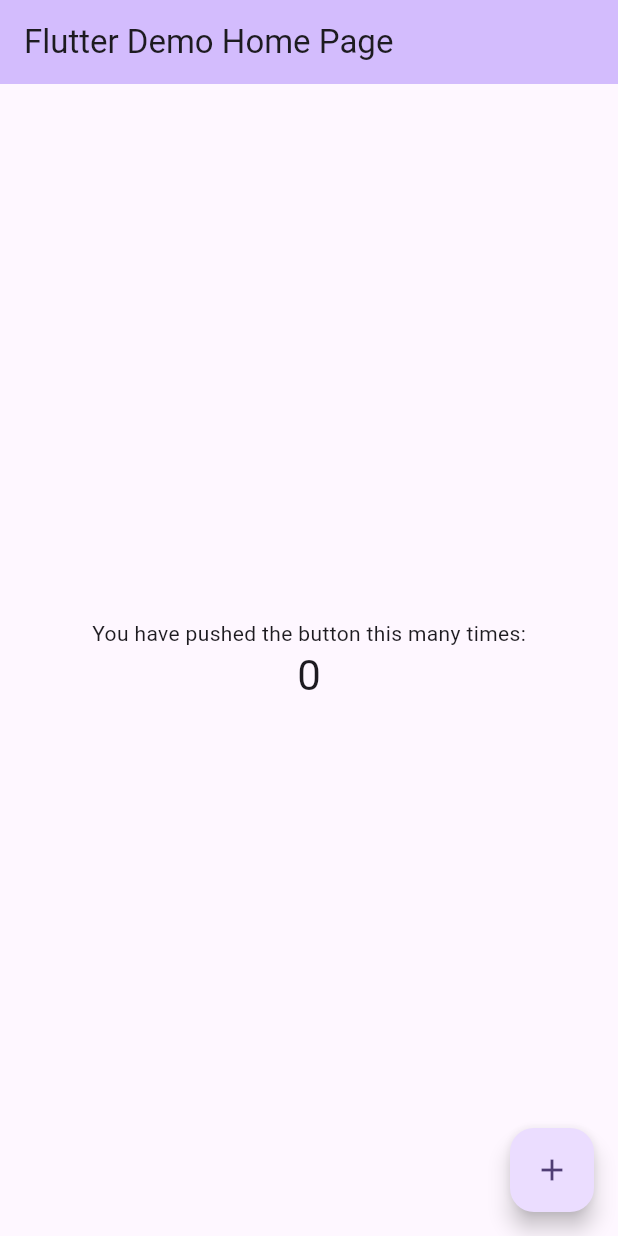
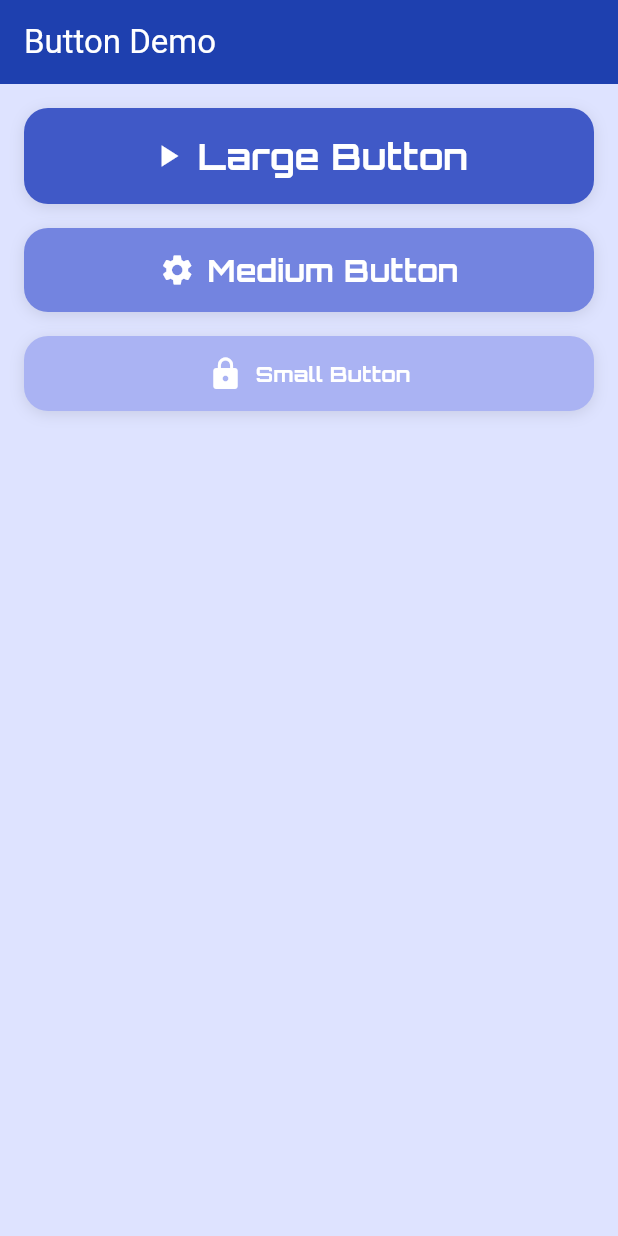
Before and after one commit to roychoi1012/ripple_puzzle, a Flutter app: the screen it shows after launch, on a phone screen of 412 x 824 dp. Run offline on Flutter 3.47's test engine with Material 3 defaults, Android fonts, the phone set to English and light mode, and no system bars; our stand-ins replace google_fonts.

Commit message:
feat: Create small button test

```diff
--- a/lib/main.dart
+++ b/lib/main.dart
@@ -1,4 +1,8 @@
 import 'package:flutter/material.dart';
+import 'package:ripple_puzzle/core/style/app_color.dart';
+import 'package:ripple_puzzle/presentation/component/large_button.dart';
+import 'package:ripple_puzzle/presentation/component/medium_button.dart';
+import 'package:ripple_puzzle/presentation/component/small_button.dart';
 
 void main() {
   runApp(const MyApp());
@@ -7,116 +11,63 @@ void main() {
 class MyApp extends StatelessWidget {
   const MyApp({super.key});
 
-  // This widget is the root of your application.
   @override
   Widget build(BuildContext context) {
     return MaterialApp(
-      title: 'Flutter Demo',
+      title: 'Ripple Puzzle',
       theme: ThemeData(
-        // This is the theme of your application.
-        //
-        // TRY THIS: Try running your application with "flutter run". You'll see
-        // the application has a purple toolbar. Then, without quitting the app,
-        // try changing the seedColor in the colorScheme below to Colors.green
-        // and then invoke "hot reload" (save your changes or press the "hot
-        // reload" button in a Flutter-supported IDE, or press "r" if you used
-        // the command line to start the app).
-        //
-        // Notice that the counter didn't reset back to zero; the application
-        // state is not lost during the reload. To reset the state, use hot
-        // restart instead.
-        //
-        // This works for code too, not just values: Most code changes can be
-        // tested with just a hot reload.
-        colorScheme: ColorScheme.fromSeed(seedColor: Colors.deepPurple),
+        primarySwatch: Colors.blue,
+        scaffoldBackgroundColor: AppColor.primary20,
       ),
-      home: const MyHomePage(title: 'Flutter Demo Home Page'),
+      home: const DemoScreen(),
     );
   }
 }
 
-class MyHomePage extends StatefulWidget {
-  const MyHomePage({super.key, required this.title});
-
-  // This widget is the home page of your application. It is stateful, meaning
-  // that it has a State object (defined below) that contains fields that affect
-  // how it looks.
-
-  // This class is the configuration for the state. It holds the values (in this
-  // case the title) provided by the parent (in this case the App widget) and
-  // used by the build method of the State. Fields in a Widget subclass are
-  // always marked "final".
-
-  final String title;
-
-  @override
-  State<MyHomePage> createState() => _MyHomePageState();
-}
-
-class _MyHomePageState extends State<MyHomePage> {
-  int _counter = 0;
-
-  void _incrementCounter() {
-    setState(() {
-      // This call to setState tells the Flutter framework that something has
-      // changed in this State, which causes it to rerun the build method below
-      // so that the display can reflect the updated values. If we changed
-      // _counter without calling setState(), then the build method would not be
-      // called again, and so nothing would appear to happen.
-      _counter++;
-    });
-  }
+class DemoScreen extends StatelessWidget {
+  const DemoScreen({super.key});
 
   @override
   Widget build(BuildContext context) {
-    // This method is rerun every time setState is called, for instance as done
-    // by the _incrementCounter method above.
-    //
-    // The Flutter framework has been optimized to make rerunning build methods
-    // fast, so that you can just rebuild anything that needs updating rather
-    // than having to individually change instances of widgets.
     return Scaffold(
       appBar: AppBar(
-        // TRY THIS: Try changing the color here to a specific color (to
-        // Colors.amber, perhaps?) and trigger a hot reload to see the AppBar
-        // change color while the other colors stay the same.
-        backgroundColor: Theme.of(context).colorScheme.inversePrimary,
-        // Here we take the value from the MyHomePage object that was created by
-        // the App.build method, and use it to set our appbar title.
-        title: Text(widget.title),
+        title: const Text('Button Demo'),
+        backgroundColor: AppColor.primary100,
+        foregroundColor: AppColor.white,
       ),
-      body: Center(
-        // Center is a layout widget. It takes a single child and positions it
-        // in the middle of the parent.
+      body: Padding(
+        padding: const EdgeInsets.all(16.0),
         child: Column(
-          // Column is also a layout widget. It takes a list of children and
-          // arranges them vertically. By default, it sizes itself to fit its
-          // children horizontally, and tries to be as tall as its parent.
-          //
-          // Column has various properties to control how it sizes itself and
-          // how it positions its children. Here we use mainAxisAlignment to
-          // center the children vertically; the main axis here is the vertical
-          // axis because Columns are vertical (the cross axis would be
-          // horizontal).
-          //
-          // TRY THIS: Invoke "debug painting" (choose the "Toggle Debug Paint"
-          // action in the IDE, or press "p" in the console), to see the
-          // wireframe for each widget.
-          mainAxisAlignment: MainAxisAlignment.center,
-          children: <Widget>[
-            const Text('You have pushed the button this many times:'),
-            Text(
-              '$_counter',
-              style: Theme.of(context).textTheme.headlineMedium,
+          children: [
+            LargeButton(
+              backGroundColor: AppColor.primary80,
+              icon: Icons.play_arrow,
+              text: 'Large Button',
+              onPressed: () {
+                print('Large Button Pressed!');
+              },
+            ),
+            const SizedBox(height: 16),
+            MediumButton(
+              backGroundColor: AppColor.primary60,
+              icon: Icons.settings,
+              text: 'Medium Button',
+              onPressed: () {
+                print('Medium Button Pressed!');
+              },
+            ),
+            const SizedBox(height: 16),
+            SmallButton(
+              backGroundColor: AppColor.primary40,
+              icon: Icons.lock,
+              text: 'Small Button',
+              onPressed: () {
+                print('Small Button Pressed!');
+              },
             ),
           ],
         ),
       ),
-      floatingActionButton: FloatingActionButton(
-        onPressed: _incrementCounter,
-        tooltip: 'Increment',
-        child: const Icon(Icons.add),
-      ), // This trailing comma makes auto-formatting nicer for build methods.
     );
   }
 }
```
Also changed, not shown: 4 other files.
